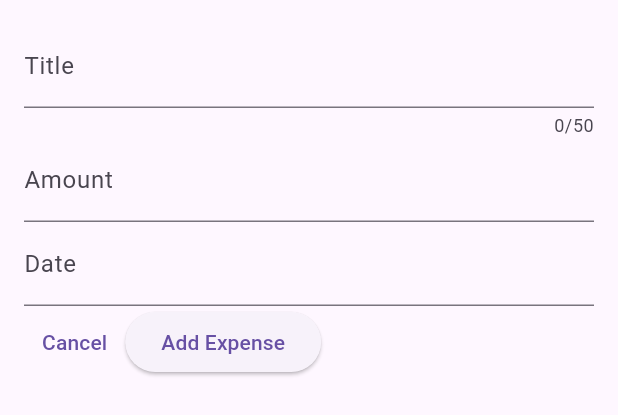
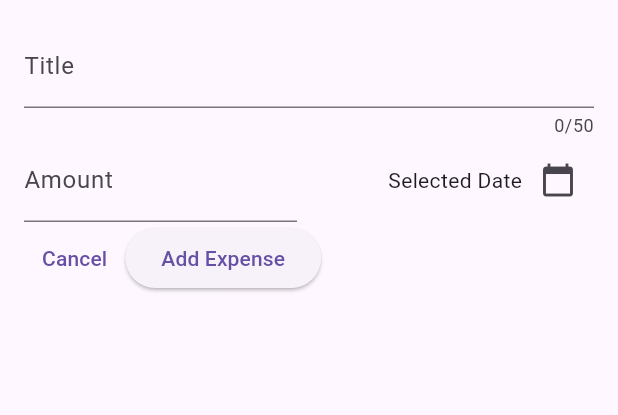
Before and after one commit to vohoangloc123/expense_tracker, a Flutter app: the NewExpense widget shown alone on an empty page, opened directly, on a phone screen of 412 x 824 dp. Shown: the top 415 px of the screen. Run offline on Flutter 3.47's test engine with Material 3 defaults, Android fonts, the phone set to English and light mode, and no system bars.

Commit message:
Handled showing a Date Picker

```diff
--- a/lib/widgets/expenses_list/new_expense.dart
+++ b/lib/widgets/expenses_list/new_expense.dart
@@ -9,15 +9,33 @@ class NewExpense extends StatefulWidget {
 
 class _NewExpenseState extends State<NewExpense> {
   String _enteredTitle = "";
-  void _saveTitleInput(String inputValue) {
-    _enteredTitle = inputValue;
-  }
 
-  @override
-  Widget build(BuildContext context) {
   final _titleController = TextEditingController();
   final _amountController = TextEditingController();
   final _dateController = TextEditingController();
+
+  void _saveTitleInput(String inputValue) {
+    setState(() {
+      _enteredTitle = inputValue;
+    });
+  }
+
+  void _presentDatePicker() {
+    final now = DateTime.now();
+    final firstDate = DateTime(now.year - 1, now.month - 1);
+    showDatePicker(
+      context: context,
+      initialDate: now,
+      firstDate: firstDate,
+      lastDate: now,
+    ).then((pickedDate) {
+      if (pickedDate == null) {
+        return;
+      }
+      _dateController.text = pickedDate.toString();
+    });
+  }
+
   @override
   void dispose() {
     _titleController.dispose();
@@ -26,6 +44,8 @@ class _NewExpenseState extends State<NewExpense> {
     super.dispose();
   }
 
+  @override
+  Widget build(BuildContext context) {
     return Padding(
       padding: const EdgeInsets.all(16),
       child: Column(
@@ -35,14 +55,33 @@ class _NewExpenseState extends State<NewExpense> {
             maxLength: 50,
             decoration: const InputDecoration(labelText: "Title"),
           ),
-          TextField(
+          Row(
+            children: [
+              Expanded(
+                child: TextField(
                   controller: _amountController,
                   keyboardType: TextInputType.number,
-            decoration:
-                const InputDecoration(prefixText: '\$ ', labelText: "Amount"),
+                  decoration: const InputDecoration(
+                      prefixText: '\$ ', labelText: "Amount"),
                 ),
-          const TextField(
-            decoration: InputDecoration(labelText: "Date"),
+              ),
+              const SizedBox(width: 16),
+              Expanded(
+                child: Row(
+                  mainAxisAlignment:
+                      MainAxisAlignment.end, // Aligns the children to the right
+                  crossAxisAlignment: CrossAxisAlignment
+                      .center, // Aligns the children to the center
+                  children: [
+                    const Text("Selected Date"),
+                    IconButton(
+                      onPressed: _presentDatePicker,
+                      icon: const Icon(Icons.calendar_today),
+                    ),
+                  ],
+                ),
+              ),
+            ],
           ),
           Row(
             children: [
@@ -56,9 +95,9 @@ class _NewExpenseState extends State<NewExpense> {
                   print(_amountController.text);
                 },
                 child: const Text("Add Expense"),
-              )
+              ),
             ],
-          )
+          ),
         ],
       ),
     );
```
Lines whose indentation alone changed are shown as unchanged.
